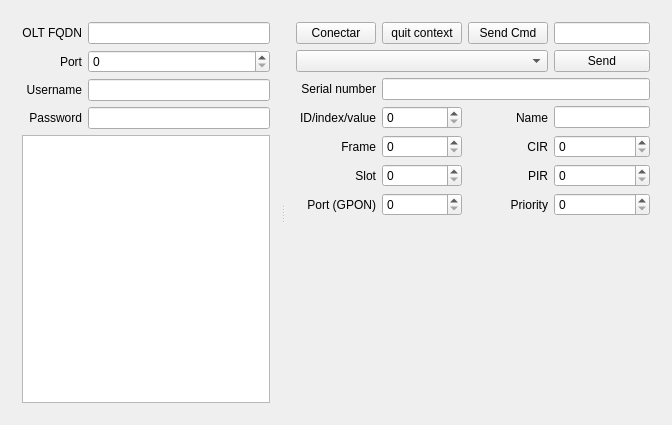
This is QFrontend.ui in silderan/HuaweiOLTAPI as Qt 5 draws it before an edit. The edited form follows.
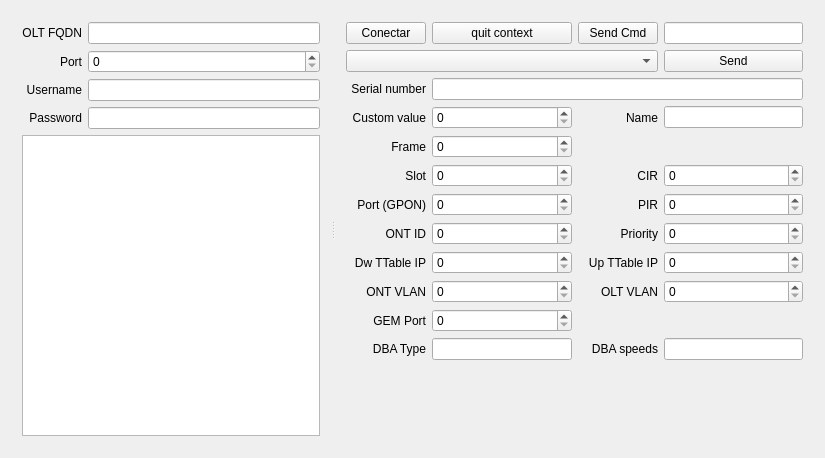
This is the edited form.

Diff of the .ui file:
```diff
--- a/QFrontend.ui
+++ b/QFrontend.ui
@@ -6,8 +6,8 @@
    <rect>
     <x>0</x>
     <y>0</y>
-    <width>672</width>
-    <height>425</height>
+    <width>825</width>
+    <height>458</height>
    </rect>
   </property>
   <property name="windowTitle">
@@ -91,33 +91,7 @@
       </widget>
       <widget class="QWidget" name="layoutWidget">
        <layout class="QGridLayout" name="gridLayout_2">
-        <item row="1" column="3">
-         <widget class="QLineEdit" name="cmd"/>
-        </item>
-        <item row="4" column="2">
-         <widget class="QLabel" name="label_12">
-          <property name="text">
-           <string>Name</string>
-          </property>
-          <property name="alignment">
-           <set>Qt::AlignRight|Qt::AlignTrailing|Qt::AlignVCenter</set>
-          </property>
-         </widget>
-        </item>
-        <item row="4" column="3">
-         <widget class="QLineEdit" name="name"/>
-        </item>
-        <item row="5" column="2">
-         <widget class="QLabel" name="label_13">
-          <property name="text">
-           <string>CIR</string>
-          </property>
-          <property name="alignment">
-           <set>Qt::AlignRight|Qt::AlignTrailing|Qt::AlignVCenter</set>
-          </property>
-         </widget>
-        </item>
-        <item row="6" column="2">
+        <item row="7" column="2">
          <widget class="QLabel" name="label_14">
           <property name="text">
            <string>PIR</string>
@@ -127,7 +101,17 @@
           </property>
          </widget>
         </item>
-        <item row="7" column="2">
+        <item row="8" column="3">
+         <widget class="QSpinBox" name="priority"/>
+        </item>
+        <item row="6" column="3">
+         <widget class="QSpinBox" name="cir">
+          <property name="maximum">
+           <number>999999999</number>
+          </property>
+         </widget>
+        </item>
+        <item row="8" column="2">
          <widget class="QLabel" name="label_15">
           <property name="text">
            <string>Priority</string>
@@ -138,16 +122,6 @@
          </widget>
         </item>
         <item row="7" column="3">
-         <widget class="QSpinBox" name="priority"/>
-        </item>
-        <item row="5" column="3">
-         <widget class="QSpinBox" name="cir">
-          <property name="maximum">
-           <number>999999999</number>
-          </property>
-         </widget>
-        </item>
-        <item row="6" column="3">
          <widget class="QSpinBox" name="pir">
           <property name="maximum">
            <number>999999999</number>
@@ -157,9 +131,6 @@
           </property>
          </widget>
         </item>
-        <item row="2" column="0" colspan="3">
-         <widget class="QComboBox" name="command"/>
-        </item>
         <item row="1" column="2">
          <widget class="QPushButton" name="btCmd">
           <property name="text">
@@ -167,18 +138,8 @@
           </property>
          </widget>
         </item>
-        <item row="4" column="0">
-         <widget class="QLabel" name="label_6">
-          <property name="text">
-           <string>ID/index/value</string>
-          </property>
-          <property name="alignment">
-           <set>Qt::AlignRight|Qt::AlignTrailing|Qt::AlignVCenter</set>
-          </property>
-         </widget>
-        </item>
-        <item row="5" column="1">
-         <widget class="QSpinBox" name="frame"/>
+        <item row="2" column="0" colspan="3">
+         <widget class="QComboBox" name="command"/>
         </item>
         <item row="3" column="0">
          <widget class="QLabel" name="label_5">
@@ -190,54 +151,10 @@
           </property>
          </widget>
         </item>
-        <item row="7" column="0">
-         <widget class="QLabel" name="label_9">
-          <property name="text">
-           <string>Port (GPON)</string>
-          </property>
-          <property name="alignment">
-           <set>Qt::AlignRight|Qt::AlignTrailing|Qt::AlignVCenter</set>
-          </property>
-         </widget>
-        </item>
         <item row="3" column="1" colspan="3">
          <widget class="QLineEdit" name="serial"/>
         </item>
-        <item row="6" column="0">
-         <widget class="QLabel" name="label_8">
-          <property name="text">
-           <string>Slot</string>
-          </property>
-          <property name="alignment">
-           <set>Qt::AlignRight|Qt::AlignTrailing|Qt::AlignVCenter</set>
-          </property>
-         </widget>
-        </item>
-        <item row="4" column="1">
-         <widget class="QSpinBox" name="value">
-          <property name="maximum">
-           <number>512</number>
-          </property>
-         </widget>
-        </item>
-        <item row="5" column="0">
-         <widget class="QLabel" name="label_7">
-          <property name="text">
-           <string>Frame</string>
-          </property>
-          <property name="alignment">
-           <set>Qt::AlignRight|Qt::AlignTrailing|Qt::AlignVCenter</set>
-          </property>
-         </widget>
-        </item>
-        <item row="2" column="3">
-         <widget class="QPushButton" name="sendCMD">
-          <property name="text">
-           <string>Send</string>
-          </property>
-         </widget>
-        </item>
-        <item row="8" column="0">
+        <item row="13" column="0">
          <spacer name="verticalSpacer">
           <property name="orientation">
            <enum>Qt::Vertical</enum>
@@ -250,16 +167,13 @@
           </property>
          </spacer>
         </item>
-        <item row="1" column="0">
-         <widget class="QPushButton" name="btLogin">
+        <item row="2" column="3">
+         <widget class="QPushButton" name="sendCMD">
           <property name="text">
-           <string>Conectar</string>
+           <string>Send</string>
           </property>
          </widget>
         </item>
-        <item row="7" column="1">
-         <widget class="QSpinBox" name="port"/>
-        </item>
         <item row="1" column="1">
          <widget class="QPushButton" name="quit">
           <property name="text">
@@ -267,9 +181,203 @@
           </property>
          </widget>
         </item>
+        <item row="1" column="0">
+         <widget class="QPushButton" name="btLogin">
+          <property name="text">
+           <string>Conectar</string>
+          </property>
+         </widget>
+        </item>
+        <item row="4" column="2">
+         <widget class="QLabel" name="label_12">
+          <property name="text">
+           <string>Name</string>
+          </property>
+          <property name="alignment">
+           <set>Qt::AlignRight|Qt::AlignTrailing|Qt::AlignVCenter</set>
+          </property>
+         </widget>
+        </item>
+        <item row="4" column="3">
+         <widget class="QLineEdit" name="name"/>
+        </item>
+        <item row="6" column="2">
+         <widget class="QLabel" name="label_13">
+          <property name="text">
+           <string>CIR</string>
+          </property>
+          <property name="alignment">
+           <set>Qt::AlignRight|Qt::AlignTrailing|Qt::AlignVCenter</set>
+          </property>
+         </widget>
+        </item>
+        <item row="1" column="3">
+         <widget class="QLineEdit" name="cmd"/>
+        </item>
+        <item row="4" column="0">
+         <widget class="QLabel" name="label_6">
+          <property name="text">
+           <string>Custom value</string>
+          </property>
+          <property name="alignment">
+           <set>Qt::AlignRight|Qt::AlignTrailing|Qt::AlignVCenter</set>
+          </property>
+         </widget>
+        </item>
+        <item row="9" column="2">
+         <widget class="QLabel" name="label_16">
+          <property name="text">
+           <string>Up TTable IP</string>
+          </property>
+          <property name="alignment">
+           <set>Qt::AlignRight|Qt::AlignTrailing|Qt::AlignVCenter</set>
+          </property>
+         </widget>
+        </item>
+        <item row="9" column="0">
+         <widget class="QLabel" name="label_11">
+          <property name="text">
+           <string>Dw TTable IP</string>
+          </property>
+          <property name="alignment">
+           <set>Qt::AlignRight|Qt::AlignTrailing|Qt::AlignVCenter</set>
+          </property>
+         </widget>
+        </item>
+        <item row="9" column="1">
+         <widget class="QSpinBox" name="dwTrafficTable"/>
+        </item>
+        <item row="9" column="3">
+         <widget class="QSpinBox" name="upTrafficTable"/>
+        </item>
+        <item row="10" column="0">
+         <widget class="QLabel" name="label_17">
+          <property name="text">
+           <string>ONT VLAN</string>
+          </property>
+          <property name="alignment">
+           <set>Qt::AlignRight|Qt::AlignTrailing|Qt::AlignVCenter</set>
+          </property>
+         </widget>
+        </item>
+        <item row="10" column="2">
+         <widget class="QLabel" name="label_18">
+          <property name="text">
+           <string>OLT VLAN</string>
+          </property>
+          <property name="alignment">
+           <set>Qt::AlignRight|Qt::AlignTrailing|Qt::AlignVCenter</set>
+          </property>
+         </widget>
+        </item>
+        <item row="10" column="1">
+         <widget class="QSpinBox" name="ontVLAN"/>
+        </item>
+        <item row="10" column="3">
+         <widget class="QSpinBox" name="oltVLAN"/>
+        </item>
+        <item row="4" column="1">
+         <widget class="QSpinBox" name="value">
+          <property name="maximum">
+           <number>512</number>
+          </property>
+         </widget>
+        </item>
+        <item row="5" column="1">
+         <widget class="QSpinBox" name="frame"/>
+        </item>
+        <item row="5" column="0">
+         <widget class="QLabel" name="label_7">
+          <property name="text">
+           <string>Frame</string>
+          </property>
+          <property name="alignment">
+           <set>Qt::AlignRight|Qt::AlignTrailing|Qt::AlignVCenter</set>
+          </property>
+         </widget>
+        </item>
+        <item row="6" column="0">
+         <widget class="QLabel" name="label_8">
+          <property name="text">
+           <string>Slot</string>
+          </property>
+          <property name="alignment">
+           <set>Qt::AlignRight|Qt::AlignTrailing|Qt::AlignVCenter</set>
+          </property>
+         </widget>
+        </item>
+        <item row="7" column="0">
+         <widget class="QLabel" name="label_9">
+          <property name="text">
+           <string>Port (GPON)</string>
+          </property>
+          <property name="alignment">
+           <set>Qt::AlignRight|Qt::AlignTrailing|Qt::AlignVCenter</set>
+          </property>
+         </widget>
+        </item>
         <item row="6" column="1">
          <widget class="QSpinBox" name="slot"/>
         </item>
+        <item row="7" column="1">
+         <widget class="QSpinBox" name="port"/>
+        </item>
+        <item row="8" column="0">
+         <widget class="QLabel" name="label_10">
+          <property name="text">
+           <string>ONT ID</string>
+          </property>
+          <property name="alignment">
+           <set>Qt::AlignRight|Qt::AlignTrailing|Qt::AlignVCenter</set>
+          </property>
+         </widget>
+        </item>
+        <item row="8" column="1">
+         <widget class="QSpinBox" name="ontID">
+          <property name="maximum">
+           <number>9999</number>
+          </property>
+         </widget>
+        </item>
+        <item row="12" column="3">
+         <widget class="QLineEdit" name="dbaSpeeds"/>
+        </item>
+        <item row="12" column="2">
+         <widget class="QLabel" name="label_20">
+          <property name="text">
+           <string>DBA speeds</string>
+          </property>
+          <property name="alignment">
+           <set>Qt::AlignRight|Qt::AlignTrailing|Qt::AlignVCenter</set>
+          </property>
+         </widget>
+        </item>
+        <item row="12" column="1">
+         <widget class="QLineEdit" name="dbaType"/>
+        </item>
+        <item row="11" column="0">
+         <widget class="QLabel" name="label_21">
+          <property name="text">
+           <string>GEM Port</string>
+          </property>
+          <property name="alignment">
+           <set>Qt::AlignRight|Qt::AlignTrailing|Qt::AlignVCenter</set>
+          </property>
+         </widget>
+        </item>
+        <item row="12" column="0">
+         <widget class="QLabel" name="label_19">
+          <property name="text">
+           <string>DBA Type</string>
+          </property>
+          <property name="alignment">
+           <set>Qt::AlignRight|Qt::AlignTrailing|Qt::AlignVCenter</set>
+          </property>
+         </widget>
+        </item>
+        <item row="11" column="1">
+         <widget class="QSpinBox" name="gemPort"/>
+        </item>
        </layout>
       </widget>
      </widget>
@@ -281,7 +389,7 @@
     <rect>
      <x>0</x>
      <y>0</y>
-     <width>672</width>
+     <width>825</width>
      <height>21</height>
     </rect>
    </property>
```
Left out of the diff: 23 changed lines with no effect on the pictures.
